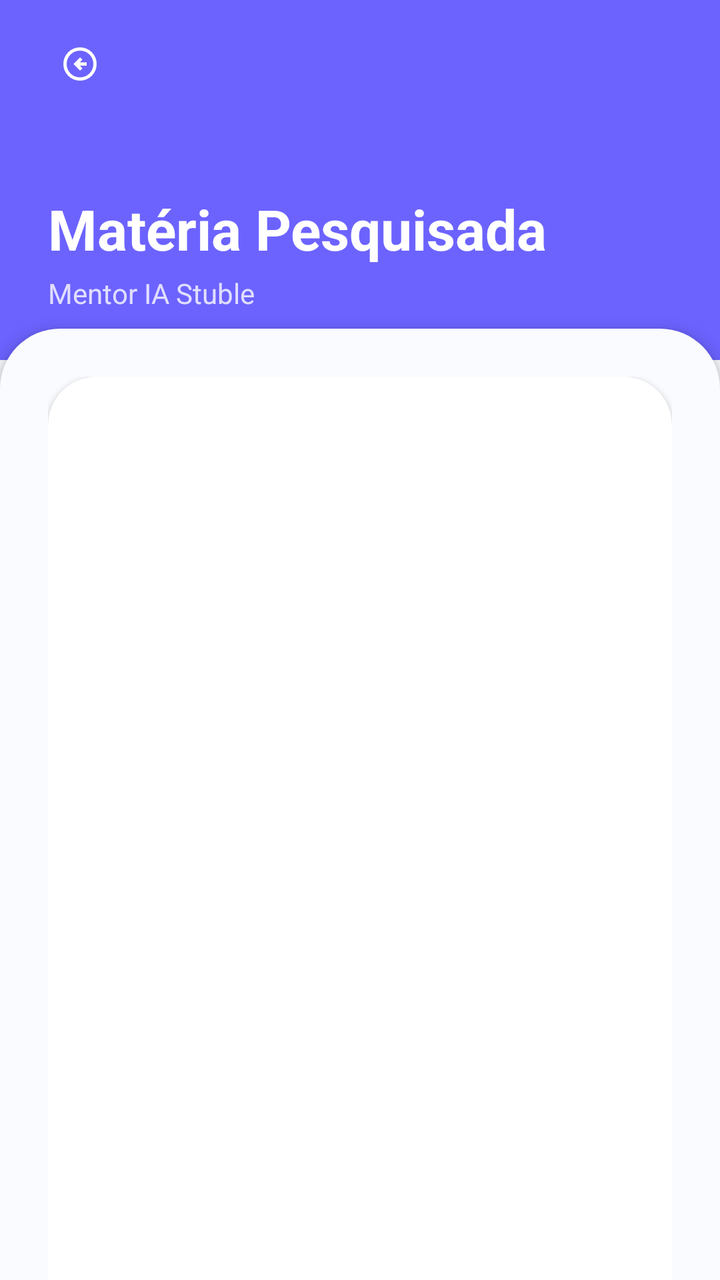
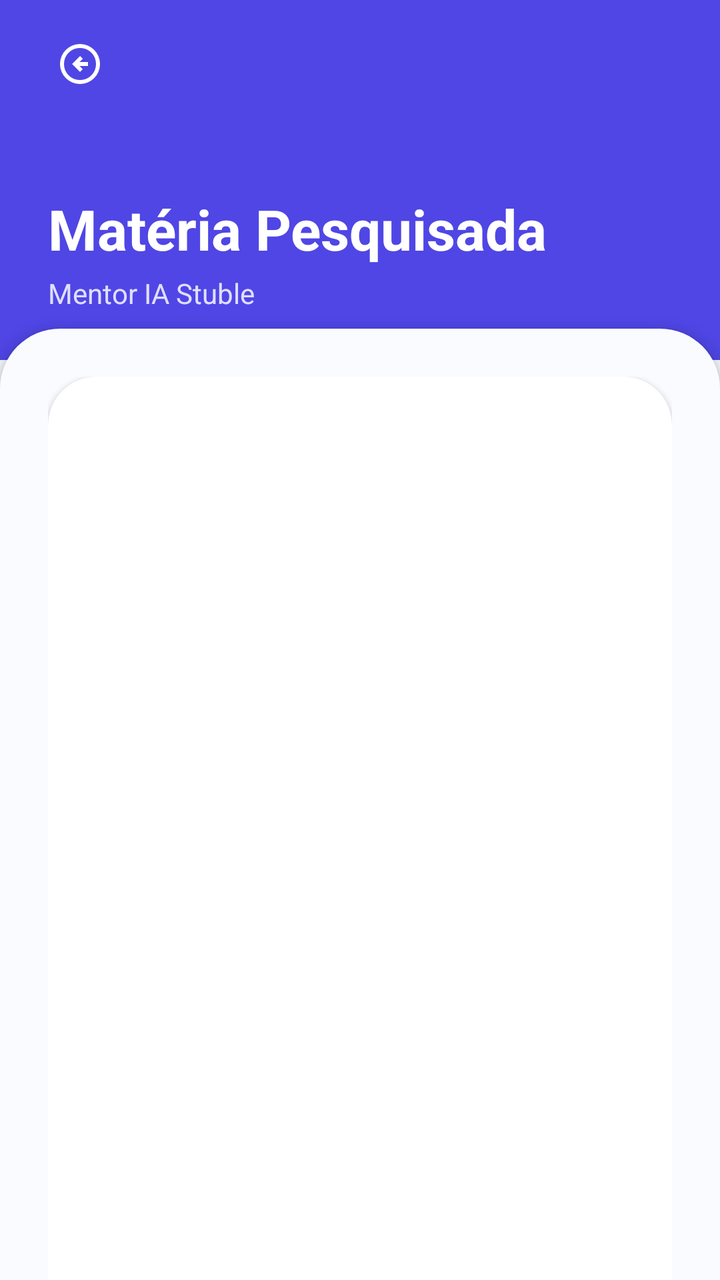

Before-and-after screenshots of an Android layout around one commit, followed by the original layout XML and the change that was made.
<!-- AndroidManifest.xml: application theme Theme.Stuble -->
<!-- res/layout/activity_explanation.xml -->
<?xml version="1.0" encoding="utf-8"?>
<androidx.coordinatorlayout.widget.CoordinatorLayout
    xmlns:android="http://schemas.android.com/apk/res/android"
    xmlns:app="http://schemas.android.com/apk/res-auto"
    xmlns:tools="http://tools.android.com/tools"
    android:layout_width="match_parent"
    android:layout_height="match_parent"
    android:background="#F7F8FC"
    tools:context=".ExplanationActivity">

    <com.google.android.material.appbar.AppBarLayout
        android:id="@+id/appBarLayout"
        android:layout_width="match_parent"
        android:layout_height="180dp"
        android:background="#6C63FF"
        android:theme="@style/ThemeOverlay.MaterialComponents.Dark.ActionBar">

        <com.google.android.material.appbar.CollapsingToolbarLayout
            android:id="@+id/collapsingToolbar"
            android:layout_width="match_parent"
            android:layout_height="match_parent"
            app:contentScrim="#6C63FF"
            app:layout_scrollFlags="scroll|exitUntilCollapsed"
            app:titleEnabled="false">

            <androidx.appcompat.widget.Toolbar
                android:id="@+id/toolbarExplanation"
                android:layout_width="match_parent"
                android:layout_height="?attr/actionBarSize"
                app:layout_collapseMode="pin"
                app:navigationIcon="@null">

                <com.google.android.material.button.MaterialButton
                    android:id="@+id/btnBackExplanation"
                    style="@style/Widget.Material3.Button.IconButton"
                    android:layout_width="48dp"
                    android:layout_height="48dp"
                    android:contentDescription="Voltar para a pesquisa"
                    app:icon="@drawable/ic_back"
                    app:iconTint="#FFFFFF" />

            </androidx.appcompat.widget.Toolbar>

            <LinearLayout
                android:layout_width="match_parent"
                android:layout_height="wrap_content"
                android:layout_gravity="bottom"
                android:orientation="vertical"
                android:paddingStart="24dp"
                android:paddingEnd="24dp"
                android:paddingBottom="24dp"
                app:layout_collapseMode="parallax">

                <TextView
                    android:id="@+id/txtTitleMateria"
                    android:layout_width="match_parent"
                    android:layout_height="wrap_content"
                    android:text="Matéria Pesquisada"
                    android:textColor="#FFFFFF"
                    android:textSize="28sp"
                    android:textStyle="bold" />

                <TextView
                    android:layout_width="match_parent"
                    android:layout_height="wrap_content"
                    android:layout_marginTop="4dp"
                    android:text="Mentor IA Stuble"
                    android:textColor="#E0DEFF"
                    android:textSize="14sp" />
            </LinearLayout>

        </com.google.android.material.appbar.CollapsingToolbarLayout>
    </com.google.android.material.appbar.AppBarLayout>

    <androidx.core.widget.NestedScrollView
        android:id="@+id/scrollExplanation"
        android:layout_width="match_parent"
        android:layout_height="match_parent"
        android:layout_marginTop="-16dp"
        android:background="@drawable/fundo_perfil_arredondado"
        android:elevation="4dp"
        android:fillViewport="true"
        app:layout_behavior="@string/appbar_scrolling_view_behavior">

        <LinearLayout
            android:layout_width="match_parent"
            android:layout_height="match_parent"
            android:orientation="vertical"
            android:padding="24dp">

            <com.google.android.material.card.MaterialCardView
                android:layout_width="match_parent"
                android:layout_height="match_parent"
                app:cardBackgroundColor="#FFFFFF"
                app:cardCornerRadius="24dp"
                app:cardElevation="2dp"
                app:strokeWidth="0dp">

                <LinearLayout
                    android:layout_width="match_parent"
                    android:layout_height="match_parent"
                    android:orientation="vertical"
                    android:padding="20dp">

                    <TextView
                        android:id="@+id/txtExplanationContent"
                        android:layout_width="match_parent"
                        android:layout_height="wrap_content"
                        android:textColor="#1E1C38"
                        android:textSize="16sp"
                        android:lineSpacingMultiplier="1.3" />

                    <androidx.recyclerview.widget.RecyclerView
                        android:id="@+id/recyclerMapaMental"
                        android:layout_width="match_parent"
                        android:layout_height="wrap_content"
                        android:layout_marginTop="12dp"
                        android:visibility="gone" />

                </LinearLayout>
            </com.google.android.material.card.MaterialCardView>

        </LinearLayout>
    </androidx.core.widget.NestedScrollView>

</androidx.coordinatorlayout.widget.CoordinatorLayout>
<!-- resources referenced by this layout -->
<resources>
  <!-- drawable fundo_perfil_arredondado (drawable) -->
  <?xml version="1.0" encoding="utf-8"?>
  <shape xmlns:android="http://schemas.android.com/apk/res/android">
      <solid android:color="#FAFBFF" />
      <corners
          android:topLeftRadius="30dp"
          android:topRightRadius="30dp" />
  </shape>
  <!-- drawable ic_back (drawable) -->
  <vector xmlns:android="http://schemas.android.com/apk/res/android" android:autoMirrored="true" android:height="24dp" android:tint="#000000" android:viewportHeight="960" android:viewportWidth="960" android:width="24dp">
        
      <path android:fillColor="@android:color/white" android:pathData="M480,640L536,584L472,520L640,520L640,440L472,440L536,376L480,320L320,480L480,640ZM480,880Q397,880 324,848.5Q251,817 197,763Q143,709 111.5,636Q80,563 80,480Q80,397 111.5,324Q143,251 197,197Q251,143 324,111.5Q397,80 480,80Q563,80 636,111.5Q709,143 763,197Q817,251 848.5,324Q880,397 880,480Q880,563 848.5,636Q817,709 763,763Q709,817 636,848.5Q563,880 480,880ZM480,800Q614,800 707,707Q800,614 800,480Q800,346 707,253Q614,160 480,160Q346,160 253,253Q160,346 160,480Q160,614 253,707Q346,800 480,800ZM480,480Q480,480 480,480Q480,480 480,480Q480,480 480,480Q480,480 480,480Q480,480 480,480Q480,480 480,480Q480,480 480,480Q480,480 480,480Z"/>
      
  </vector>
  <style name="Theme.Stuble" parent="Base.Theme.Stuble" />
  <style name="Base.Theme.Stuble" parent="Theme.Material3.DayNight.NoActionBar">
          
          
          <item name="android:windowLightStatusBar">true</item>
          <item name="android:statusBarColor">@android:color/transparent</item>
      </style>
</resources>

<!-- the commit's change to res/layout/activity_explanation.xml (unified diff, before → after) -->
@@ -12,14 +12,14 @@
         android:id="@+id/appBarLayout"
         android:layout_width="match_parent"
         android:layout_height="180dp"
-        android:background="#6C63FF"
+        android:background="#4F46E5"
         android:theme="@style/ThemeOverlay.MaterialComponents.Dark.ActionBar">
 
         <com.google.android.material.appbar.CollapsingToolbarLayout
             android:id="@+id/collapsingToolbar"
             android:layout_width="match_parent"
             android:layout_height="match_parent"
-            app:contentScrim="#6C63FF"
+            app:contentScrim="#4F46E5"
             app:layout_scrollFlags="scroll|exitUntilCollapsed"
             app:titleEnabled="false">
 
@@ -30,14 +30,28 @@
                 app:layout_collapseMode="pin"
                 app:navigationIcon="@null">
 
-                <com.google.android.material.button.MaterialButton
-                    android:id="@+id/btnBackExplanation"
-                    style="@style/Widget.Material3.Button.IconButton"
-                    android:layout_width="48dp"
-                    android:layout_height="48dp"
-                    android:contentDescription="Voltar para a pesquisa"
-                    app:icon="@drawable/ic_back"
-                    app:iconTint="#FFFFFF" />
+                <FrameLayout
+                    android:layout_width="match_parent"
+                    android:layout_height="match_parent">
+
+                    <com.google.android.material.button.MaterialButton
+                        android:id="@+id/btnBackExplanation"
+                        style="@style/Widget.MaterialComponents.Button.TextButton"
+                        android:layout_width="48dp"
+                        android:layout_height="48dp"
+                        android:layout_gravity="start|center_vertical"
+                        android:insetLeft="0dp"
+                        android:insetTop="0dp"
+                        android:insetRight="0dp"
+                        android:insetBottom="0dp"
+                        android:padding="0dp"
+                        app:icon="@drawable/ic_back"
+                        app:iconGravity="textStart"
+                        app:iconPadding="0dp"
+                        app:iconSize="24dp"
+                        app:iconTint="#FFFFFF" />
+
+                </FrameLayout>
 
             </androidx.appcompat.widget.Toolbar>
 
@@ -117,6 +131,25 @@
                         android:layout_marginTop="12dp"
                         android:visibility="gone" />
 
+                    <com.google.android.material.button.MaterialButton
+                        android:id="@+id/btnGerarPdfMapa"
+                        android:layout_width="wrap_content"
+                        android:layout_height="wrap_content"
+                        android:layout_gravity="center_horizontal"
+                        android:layout_marginTop="24dp"
+                        android:layout_marginBottom="16dp"
+                        android:paddingStart="24dp"
+                        android:paddingEnd="24dp"
+                        android:text="📄 Gerar PDF completo"
+                        android:textAllCaps="false"
+                        android:textColor="#FFFFFF"
+                        android:textSize="15sp"
+                        android:textStyle="bold"
+                        android:visibility="gone"
+                        app:backgroundTint="#4F46E5"
+                        app:cornerRadius="16dp"
+                        app:elevation="4dp" />
+
                 </LinearLayout>
             </com.google.android.material.card.MaterialCardView>
 
